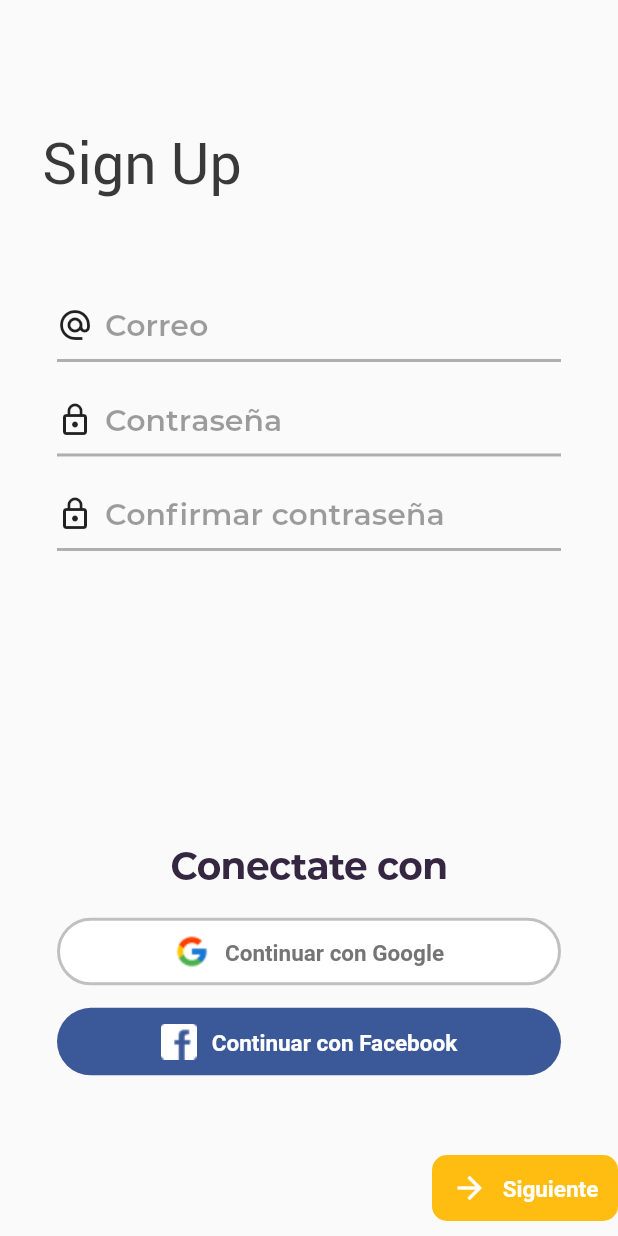
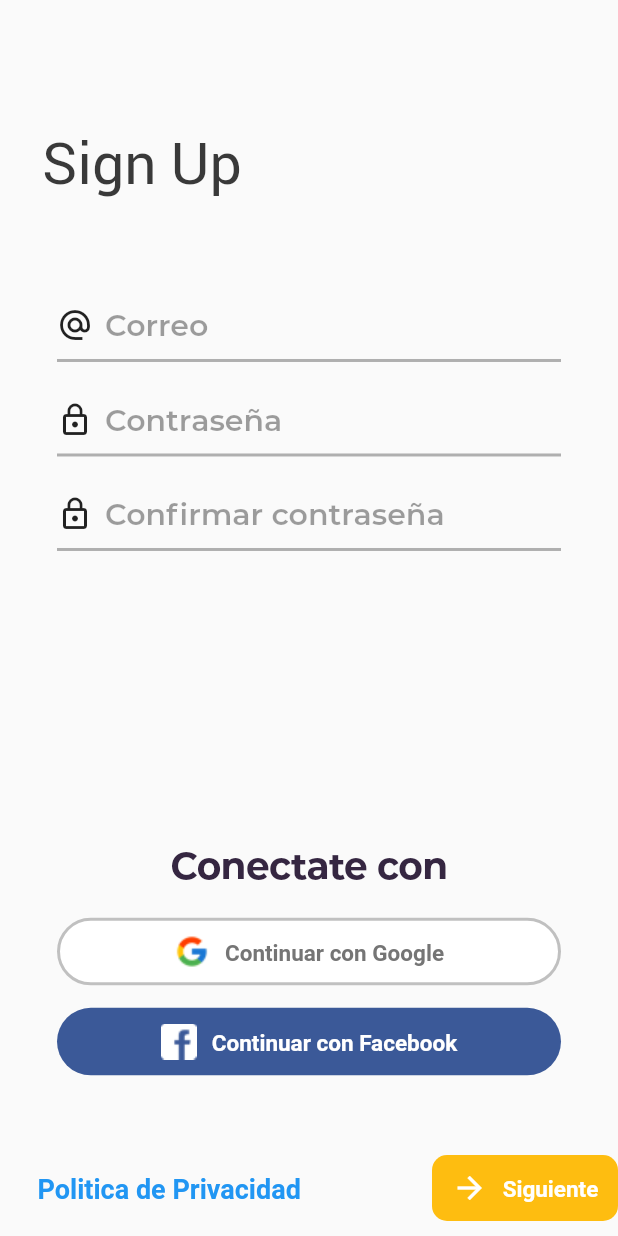
Before and after one commit to bautitravella/main_screens, a Flutter app: the SignUp screen opened directly, on a phone screen of 412 x 824 dp. Run offline on Flutter 3.47's test engine with Material 2 defaults, Android fonts, the phone set to English and light mode, and no system bars; our stand-ins replace bloc, bottom_navy_bar, cached_network_image, cloud_firestore, equatable, firebase_auth and 9 more; missing offline and left inert: configurable_expansion_tile, fading_edge_scrollview, flutter_facebook_login, image_picker_modern, multi_image_picker, searchable_dropdown; accounts and stored records are empty; statements that could not run were skipped.

Commit message:
links politica de privacidad, pantallas de inicio

```diff
--- a/lib/log_in/sign_up.dart
+++ b/lib/log_in/sign_up.dart
@@ -1,9 +1,11 @@
+import 'package:flutter/gestures.dart';
 import 'package:flutter/material.dart';
 import 'package:flutter_facebook_login/flutter_facebook_login.dart';
 import 'package:flutterui/values/values.dart';
 import 'package:flutterui/log_in/verificacion_widget.dart';
 import 'package:provider/provider.dart';
 import 'package:flutterui/dialogs/dialogs.dart';
+import 'package:url_launcher/url_launcher.dart';
 import '../auth.dart';
 import '../main.dart';
 import '../size_config.dart';
@@ -463,6 +465,26 @@ class SignUpState extends State<SignUp>{
               ],
             ),
             Positioned(
+              bottom: 20,
+              left: 25,
+              child: Container(
+                margin: EdgeInsets.only(right: 150),
+                child: RichText(
+                  text: TextSpan(
+
+                    style: TextStyle(fontWeight: FontWeight.bold,color: Colors.black),
+                    children: <TextSpan>[
+                      TextSpan(text: "Politica de Privacidad ",style: TextStyle(fontSize: 18,color: Colors.blue),recognizer: new TapGestureRecognizer()
+                        ..onTap = () { launch('https://docs.google.com/document/d/1Nlxwy9yRapiRkWzmYDiEp6EklW22LBzkeqiPn1Rv-1Y/edit?usp=sharing');
+                        },
+                      ),
+
+                    ],
+                  ),
+                ),
+              ),
+            ),
+            Positioned(
               bottom: 10,
               right: 0,
               child: Container(
--- a/pubspec.yaml
+++ b/pubspec.yaml
@@ -30,6 +30,7 @@ dependencies:
   firebase_messaging: ^6.0.12
   multi_image_picker: ^4.6.2
   flutter_facebook_login: ^3.0.0
+  url_launcher: ^4.2.0+3
 
 
 
```
Also changed, not shown: lib/log_in/log_in.dart (+69 -46 lines).
